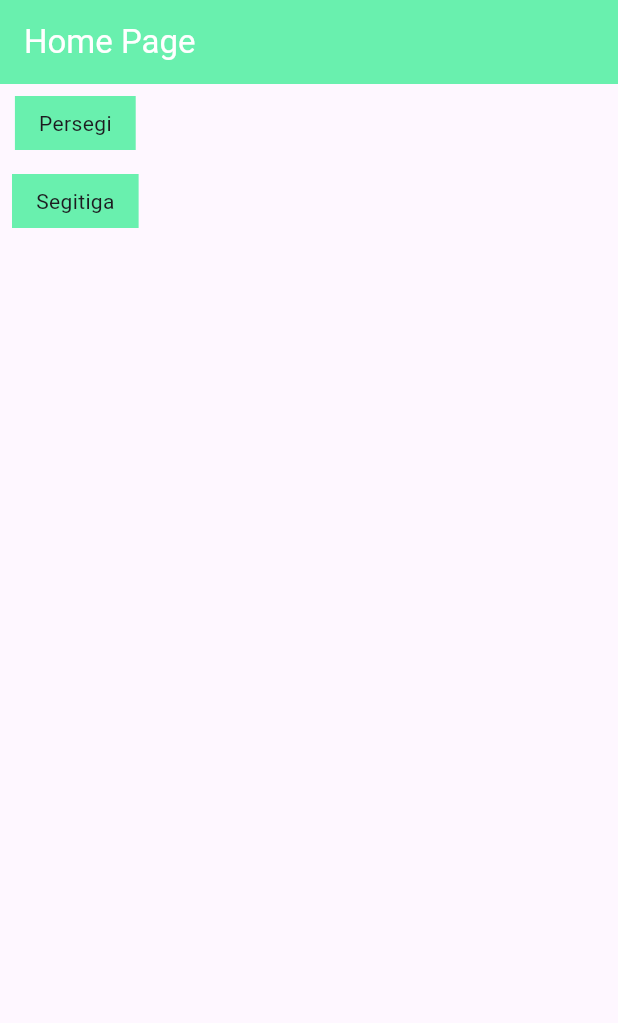
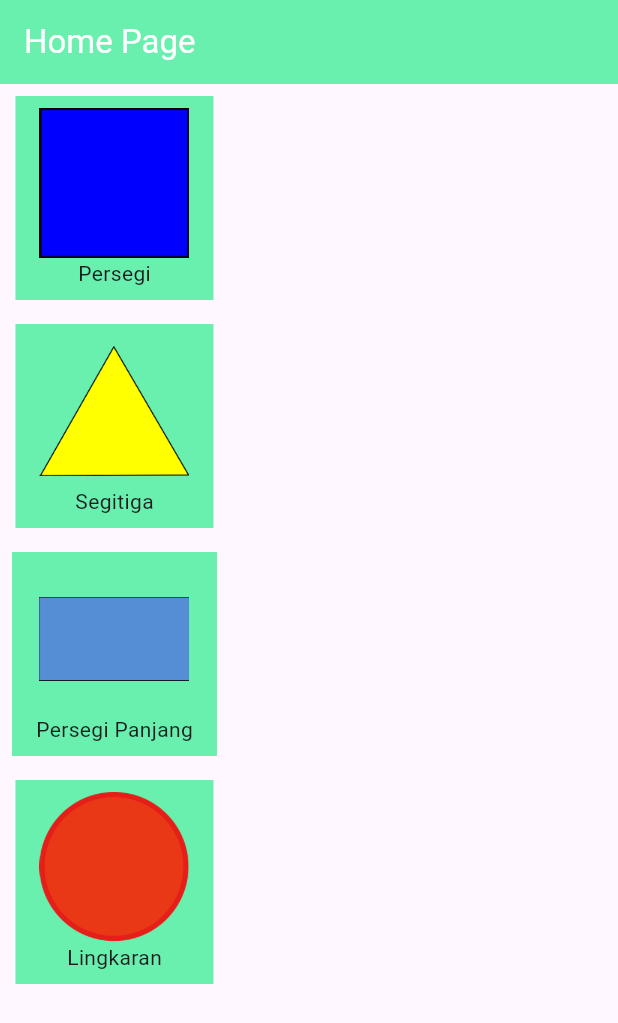
Before and after one commit to ZachReaper/bangun_datar, a Flutter app: the screen it shows after launch, on a phone screen of 412 x 824 dp. Shown: the top 1023 px of the screen. Run offline on Flutter 3.47's test engine with Material 2 defaults, Android fonts, the phone set to English and light mode, and no system bars.

Commit message:
custom component

```diff
--- a/lib/pages/home_page.dart
+++ b/lib/pages/home_page.dart
@@ -15,24 +15,35 @@ class HomePage extends StatelessWidget {
       ),
       body: Column(
         children: [
-          Container(
-            margin: EdgeInsets.all(8),
-            padding: EdgeInsets.symmetric(vertical: 8, horizontal: 16),
-            decoration: BoxDecoration(
-              color: Colors.greenAccent
-            ),
-            child: Text("Persegi"),
-          ),
-          Container(
-            margin: EdgeInsets.all(8),
-            padding: EdgeInsets.symmetric(vertical: 8, horizontal: 16),
-            decoration: BoxDecoration(
-                color: Colors.greenAccent
-            ),
-            child: Text("Segitiga"),
-          )
+          CustomMenu(imageAssets: "assets/Persegi.png",title: "Persegi"),
+          CustomMenu(imageAssets: "assets/Segitiga.png",title: "Segitiga"),
+          CustomMenu(imageAssets: "assets/persegipanjang.png",title: "Persegi Panjang"),
+          CustomMenu(imageAssets: "assets/lingkaran.png",title: "Lingkaran"),
         ],
       ),
     );
   }
 }
+
+class CustomMenu extends StatelessWidget {
+  const CustomMenu({
+    super.key, required this.imageAssets, required this.title,
+  });
+  final String imageAssets;
+  final String title;
+
+  @override
+  Widget build(BuildContext context) {
+    return Container(
+      margin: EdgeInsets.all(8),
+      padding: EdgeInsets.symmetric(vertical: 8, horizontal: 16),
+      decoration: BoxDecoration(color: Colors.greenAccent),
+      child: Column(
+        children: [
+          Image.asset(imageAssets, height: 100, width: 100),
+          Text(title),
+        ],
+      ),
+    );
+  }
+}
--- a/pubspec.yaml
+++ b/pubspec.yaml
@@ -59,8 +59,8 @@ flutter:
   uses-material-design: true
 
   # To add assets to your application, add an assets section, like this:
-  # assets:
-  #   - images/a_dot_burr.jpeg
+  assets:
+    - assets/
   #   - images/a_dot_ham.jpeg
 
   # An image asset can refer to one or more resolution-specific "variants", see
```
Also changed, not shown: assets/Persegi.png (added), assets/Segitiga.png (added), assets/lingkaran.png (added), assets/persegipanjang.png (added).
